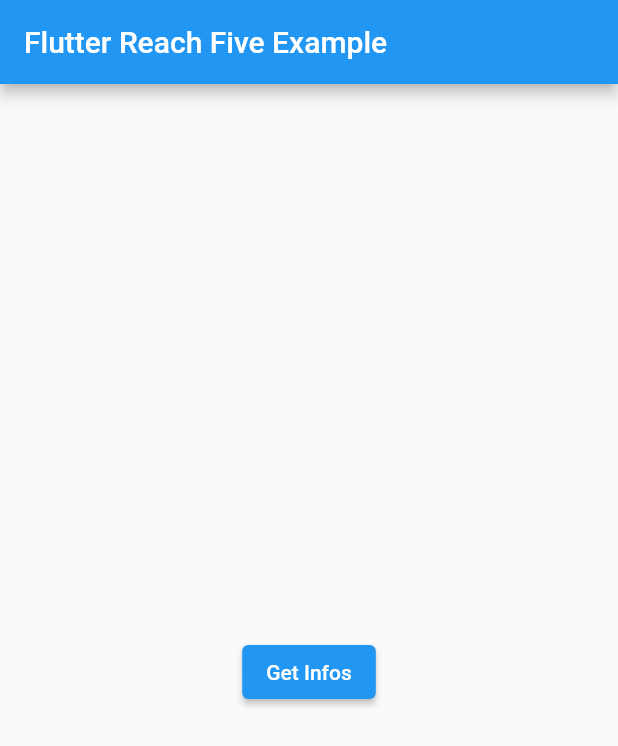
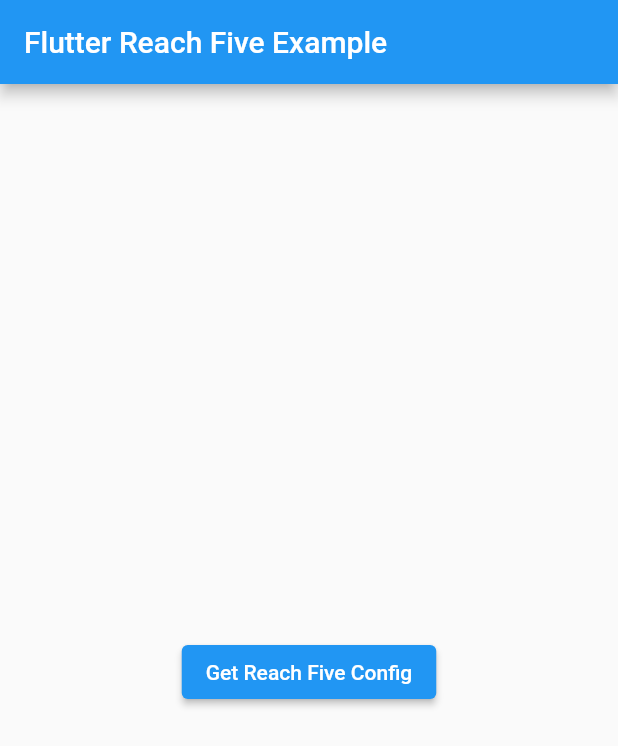
Before and after one commit to bamlab/Flutter-ReachFive, a Flutter app: the screen it shows after launch, on a phone screen of 412 x 824 dp. Shown: the top 746 px of the screen. Run offline on Flutter 3.47's test engine with Material 2 defaults, Android fonts, the phone set to English and light mode, and no system bars; our stand-ins replace plugin_platform_interface.

Commit message:
chore(example app): recreate app from scratch

```diff
--- a/flutter_reach_five/example/lib/main.dart
+++ b/flutter_reach_five/example/lib/main.dart
@@ -7,6 +7,10 @@
 
 import 'package:flutter/material.dart';
 import 'package:flutter_reach_five/flutter_reach_five.dart';
+
+const domain = 'YOUR_DOMAIN';
+const clientId = 'YOUR_CLIENT_ID';
+const scheme = 'YOUR_SCHEME';
 
 void main() => runApp(const MyApp());
 
@@ -57,11 +61,12 @@ class _HomePageState extends State<HomePage> {
                 try {
                   final result = await ReachFiveManager.initialize(
                     const ReachFiveConfig(
-                      domain: 'domain',
-                      clientId: 'clientId',
-                      scheme: 'scheme',
+                      domain: domain,
+                      clientId: clientId,
+                      scheme: scheme,
                     ),
                   );
+
                   setState(() {
                     this.reachFive = result;
                   });
@@ -74,7 +79,11 @@ class _HomePageState extends State<HomePage> {
                   );
                 }
               },
-              child: Text(reachFive == null ? 'Get Infos' : 'Reset Infos'),
+              child: Text(
+                reachFive == null
+                    ? 'Get Reach Five Config'
+                    : 'Reset Reach Five Config',
+              ),
             ),
           ],
         ),
```
Also changed, not shown: 2 other files.
